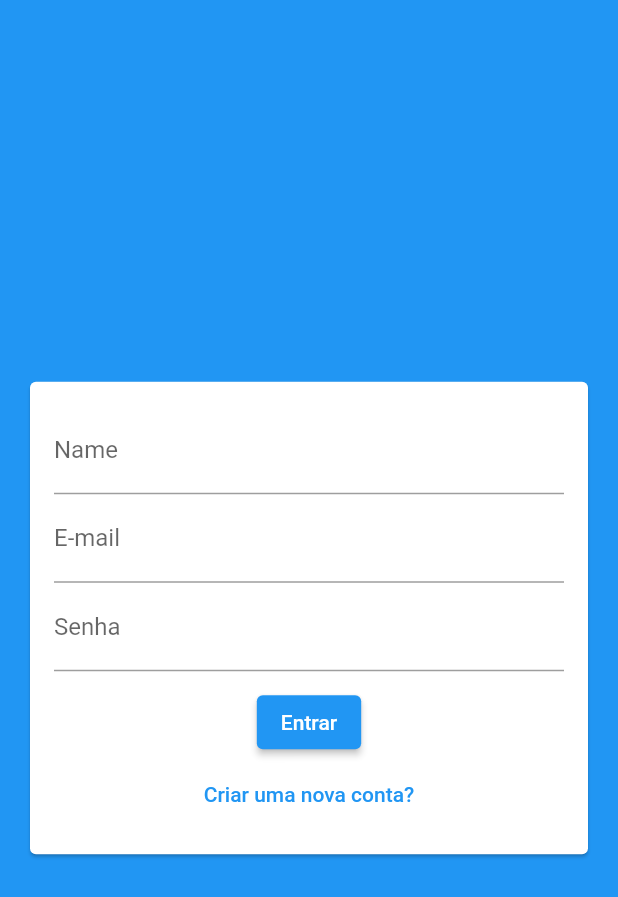
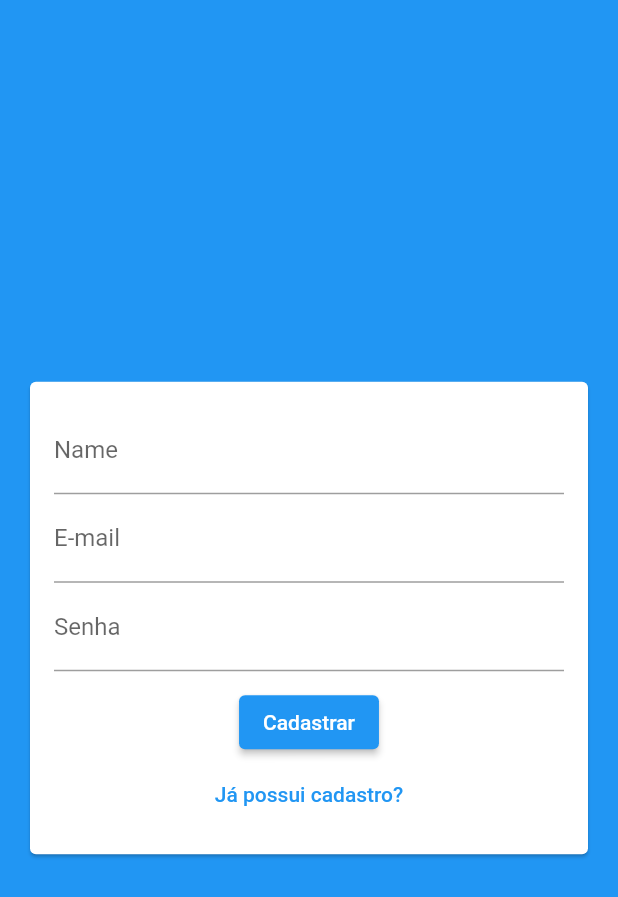
Before and after one commit to thiagonishimura/chat, a Flutter app: the screen it shows after launch, after a tap on "Criar uma nova conta?", on a phone screen of 412 x 824 dp. Shown: the top 897 px of the screen. Run offline on Flutter 3.47's test engine with Material 2 defaults, Android fonts, the phone set to English and light mode, and no system bars.

Commit message:
Update in authentication form

```diff
--- a/lib/components/auth_form.dart
+++ b/lib/components/auth_form.dart
@@ -1,8 +1,21 @@
+import 'package:chat/models/auth_form_data.dart';
 import 'package:flutter/material.dart';
 
-class AuthForm extends StatelessWidget {
+class AuthForm extends StatefulWidget {
   const AuthForm({super.key});
 
+  @override
+  State<AuthForm> createState() => _AuthFormState();
+}
+
+final _formKey = GlobalKey<FormState>();
+final _formData = AuthFormData();
+
+void _submit() {
+  _formKey.currentState?.validate();
+}
+
+class _AuthFormState extends State<AuthForm> {
   @override
   Widget build(BuildContext context) {
     return Card(
@@ -12,25 +25,41 @@ class AuthForm extends StatelessWidget {
         child: Form(
           child: Column(
             children: [
+              if (_formData.isSignup)
+                TextFormField(
+                  key: const ValueKey('name'),
+                  initialValue: _formData.name,
+                  onChanged: (name) => _formData.name = name,
+                  decoration: const InputDecoration(labelText: 'Name'),
+                ),
               TextFormField(
-                decoration: const InputDecoration(labelText: 'Name'),
-              ),
-              TextFormField(
+                key: const ValueKey('email'),
+                initialValue: _formData.email,
+                onChanged: (email) => _formData.email = email,
                 keyboardType: TextInputType.emailAddress,
                 decoration: const InputDecoration(labelText: 'E-mail'),
               ),
               TextFormField(
+                key: const ValueKey('password'),
+                initialValue: _formData.password,
+                onChanged: (password) => _formData.password = password,
                 obscureText: true,
                 decoration: const InputDecoration(labelText: 'Senha'),
               ),
               const SizedBox(height: 10),
               ElevatedButton(
-                onPressed: () {},
-                child: const Text('Entrar'),
+                onPressed: _submit,
+                child: Text(_formData.isLogin ? 'Entrar' : 'Cadastrar'),
               ),
               TextButton(
-                onPressed: () {},
-                child: const Text('Criar uma nova conta?'),
+                child: Text(_formData.isLogin
+                    ? 'Criar uma nova conta?'
+                    : 'Já possui cadastro?'),
+                onPressed: () {
+                  setState(() {
+                    _formData.toggleAuthMode();
+                  });
+                },
               ),
             ],
           ),
```
